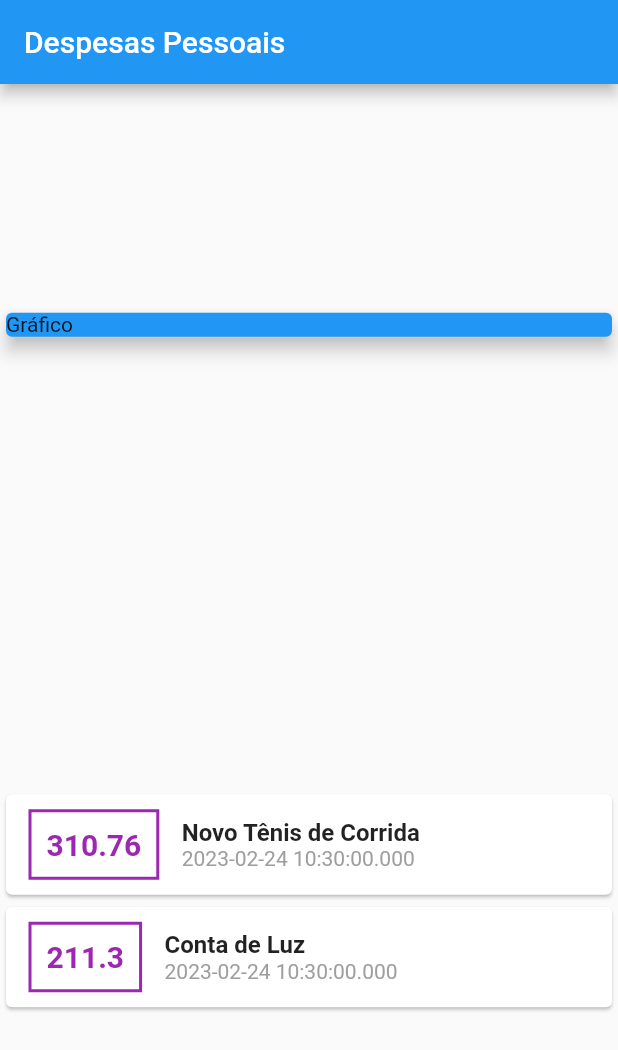
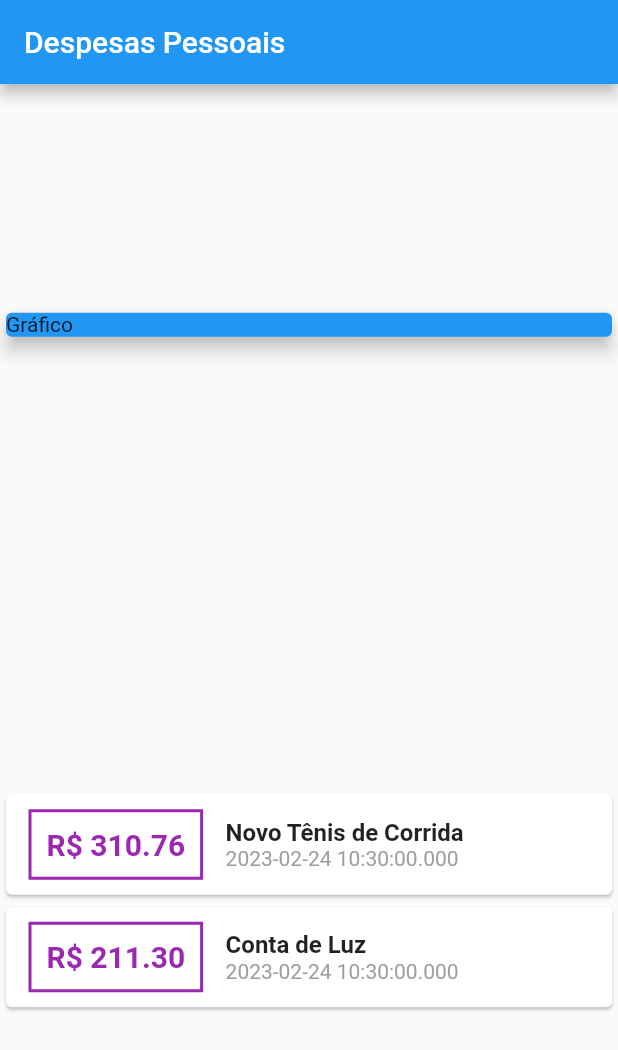
Before and after one commit to IsmaelDevMobile/expenses, a Flutter app: the screen it shows after launch, on a phone screen of 412 x 824 dp. Shown: the top 1050 px of the screen. Run offline on Flutter 3.47's test engine with Material 2 defaults, Android fonts, the phone set to English and light mode, and no system bars.

```diff
--- a/lib/main.dart
+++ b/lib/main.dart
@@ -63,7 +63,7 @@ class MyHomePage extends StatelessWidget {
                   ),
                   padding: const EdgeInsets.all(10),
                   child: Text(
-                    tr.value.toString(),
+                    'R\$ ${tr.value!.toStringAsFixed(2)}',
                     style: const TextStyle(
                      fontWeight: FontWeight.bold,
                      fontSize: 20,
```
